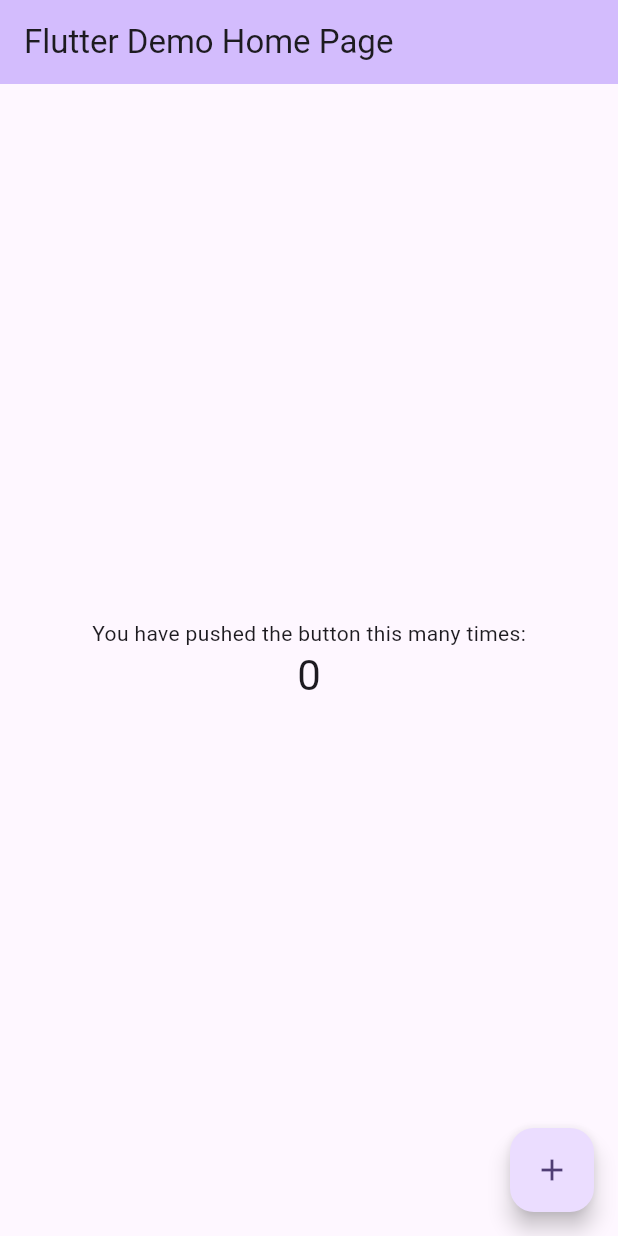
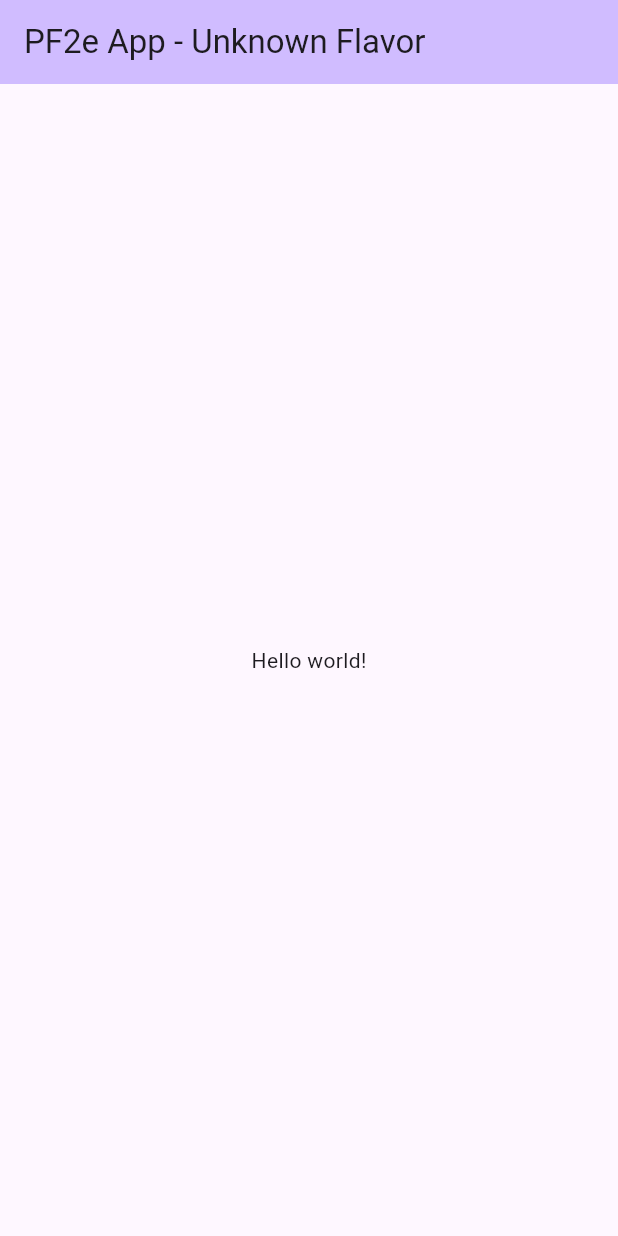
Before and after one commit to rshackleton/pf2e_app, a Flutter app: the screen it shows after launch, on a phone screen of 412 x 824 dp. Run offline on Flutter 3.47's test engine with Material 3 defaults, Android fonts, the phone set to English and light mode, and no system bars.

Commit message:
feat: setup app flavors

```diff
--- /dev/null
+++ b/lib/app.dart
@@ -0,0 +1,29 @@
+import 'package:flutter/material.dart';
+import 'package:flutter/services.dart';
+
+class App extends StatelessWidget {
+  const App({super.key});
+
+  @override
+  Widget build(BuildContext context) {
+    return MaterialApp(
+      debugShowCheckedModeBanner: false,
+      home: Scaffold(
+        appBar: AppBar(
+          backgroundColor: Theme.of(context).colorScheme.inversePrimary,
+          title: Text("PF2e App - ${appFlavor ?? "Unknown Flavor"}"),
+        ),
+        body: Center(
+          child: Column(
+            mainAxisAlignment: MainAxisAlignment.center,
+            children: [Text("Hello world!")],
+          ),
+        ),
+      ),
+      theme: ThemeData(
+        colorScheme: ColorScheme.fromSeed(seedColor: Colors.deepPurple),
+      ),
+      title: "PF2e App",
+    );
+  }
+}
--- a/lib/main.dart
+++ b/lib/main.dart
@@ -1,122 +1,19 @@
 import 'package:flutter/material.dart';
+import 'package:flutter/services.dart';
+import 'package:pf2e_app/app.dart';
 
 void main() {
-  runApp(const MyApp());
-}
+  // Handle any platform-specific setup or configuration here
+  switch (appFlavor) {
+    case "development":
+      break;
 
-class MyApp extends StatelessWidget {
-  const MyApp({super.key});
+    case "staging":
+      break;
 
-  // This widget is the root of your application.
-  @override
-  Widget build(BuildContext context) {
-    return MaterialApp(
-      title: 'Flutter Demo',
-      theme: ThemeData(
-        // This is the theme of your application.
-        //
-        // TRY THIS: Try running your application with "flutter run". You'll see
-        // the application has a purple toolbar. Then, without quitting the app,
-        // try changing the seedColor in the colorScheme below to Colors.green
-        // and then invoke "hot reload" (save your changes or press the "hot
-        // reload" button in a Flutter-supported IDE, or press "r" if you used
-        // the command line to start the app).
-        //
-        // Notice that the counter didn't reset back to zero; the application
-        // state is not lost during the reload. To reset the state, use hot
-        // restart instead.
-        //
-        // This works for code too, not just values: Most code changes can be
-        // tested with just a hot reload.
-        colorScheme: .fromSeed(seedColor: Colors.deepPurple),
-      ),
-      home: const MyHomePage(title: 'Flutter Demo Home Page'),
-    );
-  }
-}
-
-class MyHomePage extends StatefulWidget {
-  const MyHomePage({super.key, required this.title});
-
-  // This widget is the home page of your application. It is stateful, meaning
-  // that it has a State object (defined below) that contains fields that affect
-  // how it looks.
-
-  // This class is the configuration for the state. It holds the values (in this
-  // case the title) provided by the parent (in this case the App widget) and
-  // used by the build method of the State. Fields in a Widget subclass are
-  // always marked "final".
-
-  final String title;
-
-  @override
-  State<MyHomePage> createState() => _MyHomePageState();
-}
-
-class _MyHomePageState extends State<MyHomePage> {
-  int _counter = 0;
-
-  void _incrementCounter() {
-    setState(() {
-      // This call to setState tells the Flutter framework that something has
-      // changed in this State, which causes it to rerun the build method below
-      // so that the display can reflect the updated values. If we changed
-      // _counter without calling setState(), then the build method would not be
-      // called again, and so nothing would appear to happen.
-      _counter++;
-    });
+    case "production":
+      break;
   }
 
-  @override
-  Widget build(BuildContext context) {
-    // This method is rerun every time setState is called, for instance as done
-    // by the _incrementCounter method above.
-    //
-    // The Flutter framework has been optimized to make rerunning build methods
-    // fast, so that you can just rebuild anything that needs updating rather
-    // than having to individually change instances of widgets.
-    return Scaffold(
-      appBar: AppBar(
-        // TRY THIS: Try changing the color here to a specific color (to
-        // Colors.amber, perhaps?) and trigger a hot reload to see the AppBar
-        // change color while the other colors stay the same.
-        backgroundColor: Theme.of(context).colorScheme.inversePrimary,
-        // Here we take the value from the MyHomePage object that was created by
-        // the App.build method, and use it to set our appbar title.
-        title: Text(widget.title),
-      ),
-      body: Center(
-        // Center is a layout widget. It takes a single child and positions it
-        // in the middle of the parent.
-        child: Column(
-          // Column is also a layout widget. It takes a list of children and
-          // arranges them vertically. By default, it sizes itself to fit its
-          // children horizontally, and tries to be as tall as its parent.
-          //
-          // Column has various properties to control how it sizes itself and
-          // how it positions its children. Here we use mainAxisAlignment to
-          // center the children vertically; the main axis here is the vertical
-          // axis because Columns are vertical (the cross axis would be
-          // horizontal).
-          //
-          // TRY THIS: Invoke "debug painting" (choose the "Toggle Debug Paint"
-          // action in the IDE, or press "p" in the console), to see the
-          // wireframe for each widget.
-          mainAxisAlignment: .center,
-          children: [
-            const Text('You have pushed the button this many times:'),
-            Text(
-              '$_counter',
-              style: Theme.of(context).textTheme.headlineMedium,
-            ),
-          ],
-        ),
-      ),
-      floatingActionButton: FloatingActionButton(
-        onPressed: _incrementCounter,
-        tooltip: 'Increment',
-        child: const Icon(Icons.add),
-      ),
-    );
-  }
+  runApp(const App());
 }
--- a/pubspec.yaml
+++ b/pubspec.yaml
@@ -51,6 +51,7 @@ dev_dependencies:
 
 # The following section is specific to Flutter packages.
 flutter:
+  default-flavor: production
 
   # The following line ensures that the Material Icons font is
   # included with your application, so that you can use the icons in
```
Also changed, not shown: 3 other files.
